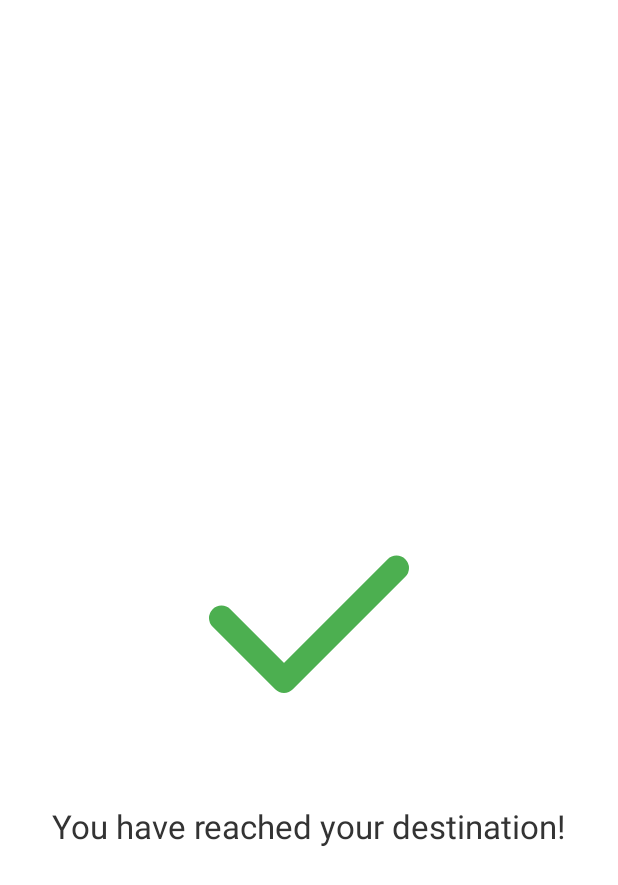
After one commit to RESPULTE/QR-IndoorNav, an Android app built with Jetpack Compose: the SuccessActivity screen opened directly, with no data from a screen before it, on a phone screen of 412 x 824 dp. The commit adds this screen. Shown: the top 885 px of the screen. Run offline under Robolectric (Android 15) with nearby library versions, the phone set to English and light mode, and no system bars.

Commit message:
working MVP

```diff
--- a/app/src/main/java/com/example/qr_indoornav/StartActivity.java
+++ b/app/src/main/java/com/example/qr_indoornav/InitialActivity.java
@@ -10,7 +10,7 @@ import android.os.Bundle;
 import android.widget.ImageButton;
 import android.widget.Toast;
 
-public class StartActivity extends AppCompatActivity {
+public class InitialActivity extends AppCompatActivity {
 
     // Define a key for passing the scanned data to MainActivity.
     // Using a constant is good practice to avoid typos.
@@ -28,7 +28,7 @@ public class StartActivity extends AppCompatActivity {
                         String qrData = data.getStringExtra("DECODED_TEXT");
 
                         // Now, start MainActivity and pass this initial location data to it.
-                        Intent mainActivityIntent = new Intent(StartActivity.this, MainActivity.class);
+                        Intent mainActivityIntent = new Intent(InitialActivity.this, MainActivity.class);
                         mainActivityIntent.putExtra(EXTRA_SCANNED_ORIGIN_DATA, qrData);
                         startActivity(mainActivityIntent);
 
@@ -55,7 +55,7 @@ public class StartActivity extends AppCompatActivity {
         playButton.setOnClickListener(v -> {
             // When the play button is clicked, launch the QRScannerActivity.
             // The result will be handled by the qrScannerLauncher defined above.
-            Intent intent = new Intent(StartActivity.this, QRScannerActivity.class);
+            Intent intent = new Intent(InitialActivity.this, QRScannerActivity.class);
             qrScannerLauncher.launch(intent);
         });
     }
--- a/app/src/main/java/com/example/qr_indoornav/MainActivity.java
+++ b/app/src/main/java/com/example/qr_indoornav/MainActivity.java
@@ -36,14 +36,14 @@ public class MainActivity extends AppCompatActivity {
 
     private void handleScannedOrigin() {
         Intent intent = getIntent();
-        if (intent == null || !intent.hasExtra(StartActivity.EXTRA_SCANNED_ORIGIN_DATA)) {
+        if (intent == null || !intent.hasExtra(InitialActivity.EXTRA_SCANNED_ORIGIN_DATA)) {
             Log.e(TAG, "MainActivity started without required origin QR data.");
             Toast.makeText(this, "Error: No starting location found.", Toast.LENGTH_LONG).show();
             finish();
             return;
         }
 
-        String qrData = intent.getStringExtra(StartActivity.EXTRA_SCANNED_ORIGIN_DATA);
+        String qrData = intent.getStringExtra(InitialActivity.EXTRA_SCANNED_ORIGIN_DATA);
 
         try {
             // Step 1: Load the entire map from the full QR string.
--- /dev/null
+++ b/app/src/main/java/com/example/qr_indoornav/SuccessActivity.java
@@ -0,0 +1,47 @@
+package com.example.qr_indoornav;
+
+import android.content.Intent;
+import android.graphics.drawable.Animatable;
+import android.graphics.drawable.Drawable;
+import android.os.Bundle;
+import android.view.View;
+import android.widget.ImageView;
+
+import androidx.appcompat.app.AppCompatActivity;
+import androidx.core.content.ContextCompat;
+
+public class SuccessActivity extends AppCompatActivity {
+
+    @Override
+    protected void onCreate(Bundle savedInstanceState) {
+        super.onCreate(savedInstanceState);
+        setContentView(R.layout.activity_success);
+
+        ImageView tickImageView = findViewById(R.id.success_tick_image);
+        View rootLayout = findViewById(R.id.success_root_layout);
+
+        // Set the animated drawable and start the animation
+        tickImageView.setImageDrawable(ContextCompat.getDrawable(this, R.drawable.ic_animated_tick));
+        Drawable drawable = tickImageView.getDrawable();
+        if (drawable instanceof Animatable) {
+            ((Animatable) drawable).start();
+        }
+
+        // Set a click listener on the entire screen
+        rootLayout.setOnClickListener(v -> {
+            // Create an intent to go back to the app's main page
+            // We assume NavigationActivity is the main selection screen.
+            // FLAG_ACTIVITY_CLEAR_TOP will clear all activities on top of it.
+            Intent intent = new Intent(SuccessActivity.this, InitialActivity.class);
+            intent.addFlags(Intent.FLAG_ACTIVITY_CLEAR_TOP | Intent.FLAG_ACTIVITY_SINGLE_TOP);
+            startActivity(intent);
+            finish(); // Finish this success activity
+        });
+    }
+
+    // Prevent user from going back to the compass screen with the back button
+    @Override
+    public void onBackPressed() {
+        // Do nothing, force the user to click to return to the main menu
+    }
+}
--- /dev/null
+++ b/app/src/main/res/animator/tick_animator.xml
@@ -0,0 +1,8 @@
+<!-- res/animator/tick_animator.xml -->
+<objectAnimator xmlns:android="http://schemas.android.com/apk/res/android"
+    android:name="tick_animator"
+    android:duration="800"
+    android:propertyName="trimPathEnd"
+    android:valueFrom="0"
+    android:valueTo="1"
+    android:interpolator="@android:interpolator/accelerate_decelerate" />
--- /dev/null
+++ b/app/src/main/res/drawable/ic_animated_tick.xml
@@ -0,0 +1,7 @@
+<!-- res/drawable/ic_animated_tick.xml -->
+<animated-vector xmlns:android="http://schemas.android.com/apk/res/android"
+    android:drawable="@drawable/ic_tick">
+    <target
+        android:name="tick_path"
+        android:animation="@animator/tick_animator" />
+</animated-vector>
--- /dev/null
+++ b/app/src/main/res/drawable/ic_tick.xml
@@ -0,0 +1,18 @@
+<!-- res/drawable/ic_tick.xml -->
+<vector xmlns:android="http://schemas.android.com/apk/res/android"
+    android:width="128dp"
+    android:height="128dp"
+    android:viewportWidth="24"
+    android:viewportHeight="24">
+    <group
+        android:name="tick_group">
+        <path
+            android:name="tick_path"
+            android:pathData="M5,12 l5,5 l9,-9"
+            android:strokeWidth="2"
+            android:strokeColor="#4CAF50"
+            android:strokeLineCap="round"
+            android:strokeLineJoin="round"
+            android:trimPathEnd="0"/>
+    </group>
+</vector>
--- a/app/src/main/res/layout/activity_start.xml
+++ b/app/src/main/res/layout/activity_start.xml
@@ -5,7 +5,7 @@
     android:layout_width="match_parent"
     android:layout_height="match_parent"
     android:background="#FFFFFF"
-    tools:context=".StartActivity">
+    tools:context=".InitialActivity">
 
     <ImageButton
         android:id="@+id/playButton"
--- /dev/null
+++ b/app/src/main/res/layout/activity_success.xml
@@ -0,0 +1,30 @@
+<!-- res/layout/activity_success.xml -->
+<RelativeLayout xmlns:android="http://schemas.android.com/apk/res/android"
+    xmlns:tools="http://schemas.android.com/tools"
+    android:id="@+id/success_root_layout"
+    android:layout_width="match_parent"
+    android:layout_height="match_parent"
+    android:background="#FFFFFF"
+    android:clickable="true"
+    android:focusable="true"
+    tools:context=".SuccessActivity">
+
+    <ImageView
+        android:id="@+id/success_tick_image"
+        android:layout_width="200dp"
+        android:layout_height="200dp"
+        android:layout_centerInParent="true"
+        tools:src="@drawable/ic_tick" />
+
+    <TextView
+        android:id="@+id/success_text"
+        android:layout_width="wrap_content"
+        android:layout_height="wrap_content"
+        android:layout_below="@id/success_tick_image"
+        android:layout_centerHorizontal="true"
+        android:layout_marginTop="24dp"
+        android:text="You have reached your destination!"
+        android:textColor="#333333"
+        android:textSize="22sp" />
+
+</RelativeLayout>
```
Also changed, not shown: app/src/main/AndroidManifest.xml (+5 -3 lines), app/src/main/java/com/example/qr_indoornav/CompassActivity.java (+16 -12 lines).
